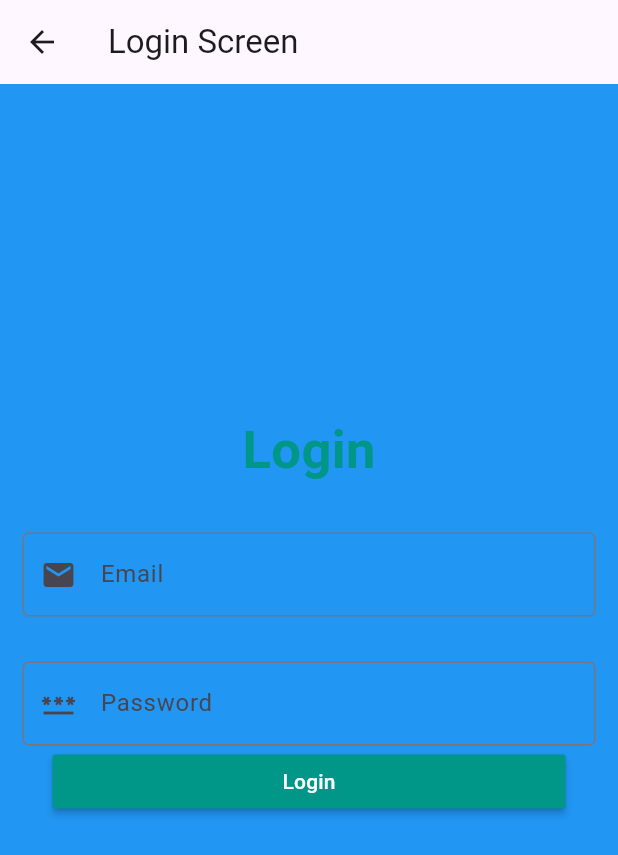
After one commit to ManRi04/FitTrack, a Flutter app: the LoginScreen screen opened directly, on a phone screen of 412 x 824 dp. The commit adds this screen. Shown: the top 855 px of the screen. Run offline on Flutter 3.47's test engine with Material 3 defaults, Android fonts, the light colour scheme and no system bars; our stand-ins replace sqflite, table_calendar; accounts and stored records are empty.

Commit message:
impemented login page and at the beginnung of code implementation for database creation

```diff
--- a/lib/homepage.dart
+++ b/lib/app/homepage.dart
@@ -1,5 +1,5 @@
 
-import 'package:fit_track/calendar.dart';
+import 'package:fit_track/app/calendar.dart';
 import 'package:flutter/material.dart';
 import 'profile.dart';
 
--- /dev/null
+++ b/lib/app/login.dart
@@ -0,0 +1,91 @@
+import 'package:flutter/material.dart';
+
+class LoginScreen extends StatefulWidget {
+  const LoginScreen({super.key});
+
+  @override
+  State<LoginScreen> createState() => _LoginScreenState();
+}
+
+class _LoginScreenState extends State<LoginScreen> {
+  @override
+  Widget build(BuildContext context) {
+    return Scaffold(
+      appBar: AppBar(
+        title: Text("Login Screen"),
+      ),
+      body: Column(
+        mainAxisAlignment: MainAxisAlignment.center,
+        crossAxisAlignment:  CrossAxisAlignment.center,
+        children: [
+          Text(
+            "Login",
+            style: TextStyle(
+                fontSize: 35,
+                color: Colors.teal,
+                fontWeight: FontWeight.bold,
+
+            ),
+          ),
+          Padding(
+            padding: const EdgeInsets.symmetric(vertical: 30),
+              child: Column(
+                children: [
+                  Padding(
+                    padding: const EdgeInsets.symmetric(horizontal: 15),
+                    child: TextFormField(
+                      keyboardType: TextInputType.emailAddress,
+                      decoration: InputDecoration(
+                        labelText: "Email",
+                        hintText: "Enter Email",
+                        prefixIcon: Icon(Icons.email),
+                        border: OutlineInputBorder(),
+                      ),
+                      onChanged: (String value){
+
+                      },
+                      validator: (value) {
+                        return value!.isEmpty ? "Please enter email": null;
+                      },
+                    ),
+                  ),
+                  SizedBox(height: 30,),
+                  Padding(
+                    padding: EdgeInsets.symmetric(horizontal: 15),
+                    child: TextFormField(
+                      keyboardType: TextInputType.emailAddress,
+                      decoration: InputDecoration(
+                        labelText: "Password",
+                        hintText: "Enter Password",
+                        prefixIcon: Icon(Icons.password),
+                        border: OutlineInputBorder(),
+                      ),
+                      onChanged: (String value){
+
+                      },
+                      validator: (value) {
+                        return value!.isEmpty ? "Please enter password": null;
+                      },
+                    ),
+                  ),
+
+                  Padding(
+                    padding: const EdgeInsets.symmetric(horizontal: 35),
+                    child: MaterialButton(
+                      minWidth: double.infinity,
+                      onPressed: () {} ,
+                      child: Text("Login"),
+                      color: Colors.teal,
+                      textColor: Colors.white,
+                    ),
+                  ),
+
+                  SizedBox(height: 30,)
+                ],
+              )
+          )
+        ],
+      ),
+    );
+  }
+}
--- a/pubspec.yaml
+++ b/pubspec.yaml
@@ -35,6 +35,9 @@ dependencies:
   # Use with the CupertinoIcons class for iOS style icons.
   cupertino_icons: ^1.0.8
   table_calendar: ^3.0.0
+
+  intl: ^0.17.0
+  sqflite: ^2.1.0+1
 
 
 dev_dependencies:
```
Also changed, not shown: lib/database/database_service.dart (added, +38 -0 lines), lib/database/tododb.dart (added, +17 -0 lines), lib/model/ToDoDB.dart (added, +13 -0 lines), lib/app/calendar.dart (renamed from lib/calendar.dart), lib/app/main.dart (renamed from lib/main.dart), lib/app/profile.dart (renamed from lib/profile.dart), pubspec.lock, 2 other files.
